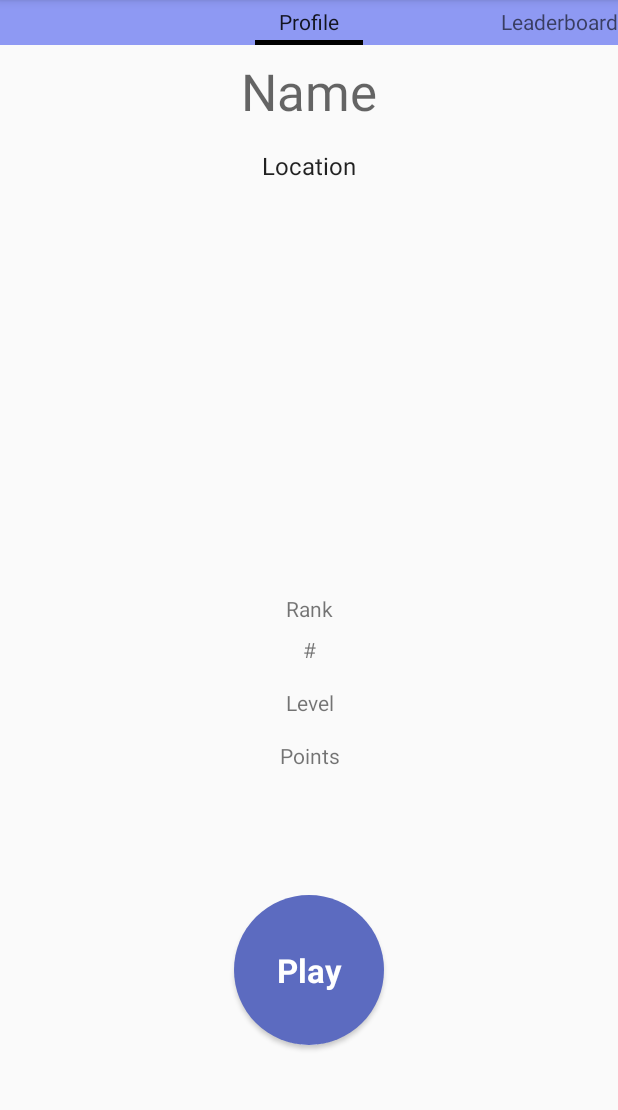
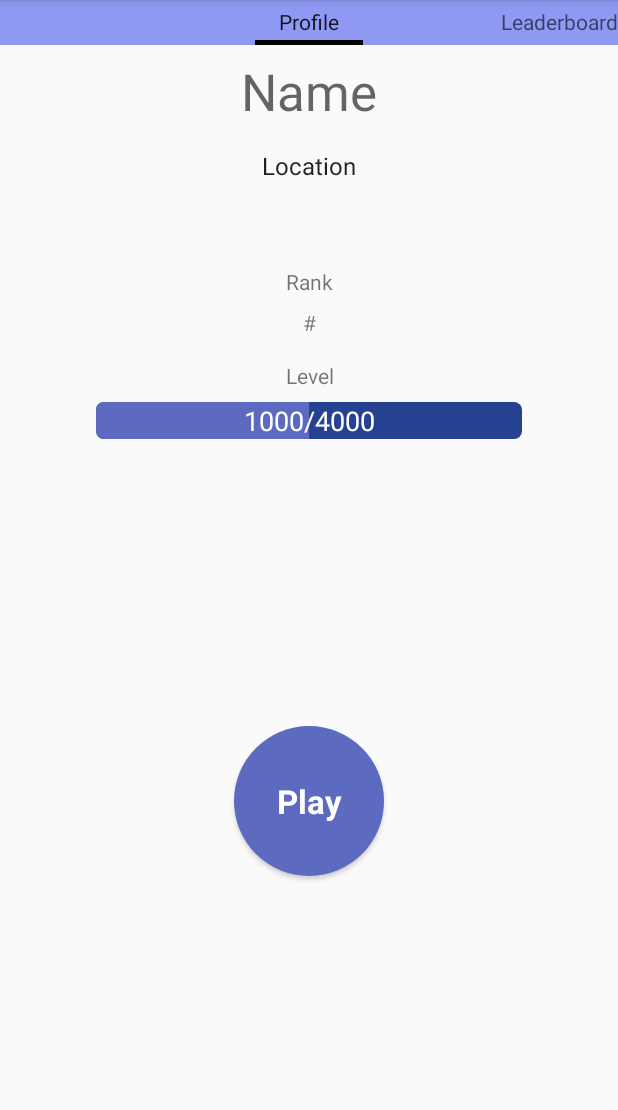
Before and after one commit to djeastm/triple_trivia, an Android app: the ProfileFragment screen opened directly, with no data from a screen before it, on a phone screen of 412 x 824 dp, the part 72-1182 px from its top. Run offline under Robolectric (Android 15) with nearby library versions, the phone set to English and light mode, and no system bars; 11 statements that could not run were skipped.

Commit message:
Add ProgressBar to profile page, as well

```diff
--- a/app/src/main/java/com/davidjeastman/tufftrivia/ProfileFragment.java
+++ b/app/src/main/java/com/davidjeastman/tufftrivia/ProfileFragment.java
@@ -7,6 +7,7 @@ import android.view.LayoutInflater;
 import android.view.View;
 import android.view.ViewGroup;
 import android.widget.Button;
+import android.widget.ProgressBar;
 import android.widget.TextView;
 
 /**
@@ -17,11 +18,14 @@ public class ProfileFragment extends Fragment {
 
     private static final String TAG = "ProfileFragment";
     private static final String ARG_PROFILE_ID = "profile_id";
+    private static final int TEST_NEXT_LEVEL_PTS = 4000;
+    //stage_end_points_fraction_progress_bar
 
     private Profile mProfile;
     private TextView mNameField;
     private TextView mLocationField;
     private TextView mLevelField;
+    private ProgressBar mNextLevelProgressBar;
     private TextView mPointsField;
     private TextView mRankField;
 
@@ -51,7 +55,9 @@ public class ProfileFragment extends Fragment {
 
         mLevelField = v.findViewById(R.id.profile_level_text_view);
 
-        mPointsField = v.findViewById(R.id.profile_points_text_view);
+        mNextLevelProgressBar = v.findViewById(R.id.profile_points_fraction_progress_bar);
+
+        mPointsField = v.findViewById(R.id.profile_points_fraction_text_view);
 
         mRankField = v.findViewById(R.id.profile_rank_text_view);
 
@@ -82,8 +88,10 @@ public class ProfileFragment extends Fragment {
         getResources().getString(R.string.profile_level_text, mProfile.getLevel());
         mLevelField.setText(getResources()
                 .getString(R.string.profile_level_text, mProfile.getLevel()));
-        mPointsField.setText(String.valueOf(mProfile.getPoints())
-                + " " + getResources().getString(R.string.profile_points_label));
+        mNextLevelProgressBar
+                .setProgress((int)(((double) mProfile.getPoints()/TEST_NEXT_LEVEL_PTS)*100));
+        mPointsField
+                .setText(getString(R.string.points_fraction, mProfile.getPoints(), TEST_NEXT_LEVEL_PTS));
         mRankField.setText(String.valueOf(mProfile.getRank()));
     }
 }
--- a/app/src/main/res/layout/fragment_profile.xml
+++ b/app/src/main/res/layout/fragment_profile.xml
@@ -1,7 +1,6 @@
 <?xml version="1.0" encoding="utf-8"?>
 <android.support.constraint.ConstraintLayout xmlns:android="http://schemas.android.com/apk/res/android"
                                              xmlns:app="http://schemas.android.com/apk/res-auto"
-                                             xmlns:tools="http://schemas.android.com/tools"
                                              android:orientation="vertical"
                                              android:layout_margin="16dp"
                                              android:layout_width="match_parent"
@@ -23,6 +22,7 @@
         android:layout_marginBottom="8dp"
         android:layout_marginStart="24dp"
         />
+
     <TextView
         android:id="@+id/profile_location_text_view"
         android:text="@string/profile_location_label"
@@ -94,26 +94,42 @@
         android:gravity="center"
         app:layout_constraintTop_toBottomOf="@+id/profile_rank_text_view"
         app:layout_constraintRight_toRightOf="parent"
-        app:layout_constraintBottom_toTopOf="@+id/profile_points_text_view"
+        app:layout_constraintBottom_toTopOf="@+id/profile_points_fraction_progress_bar"
         app:layout_constraintLeft_toLeftOf="parent"
         android:layout_marginTop="8dp"
         android:layout_marginEnd="24dp"
         android:layout_marginBottom="8dp"
         android:layout_marginStart="24dp"
         />
-    <TextView
-        android:id="@+id/profile_points_text_view"
-        android:text="@string/profile_points_label"
+
+    <include
+        layout="@layout/progressbar_points_fraction"
+        android:id="@+id/profile_points_fraction_progress_bar"
         android:layout_width="0dp"
-        android:layout_height="wrap_content"
-        android:gravity="center"
+        android:layout_height="0dp"
         app:layout_constraintTop_toBottomOf="@+id/profile_level_text_view"
         app:layout_constraintRight_toRightOf="parent"
         app:layout_constraintBottom_toTopOf="@+id/play_button_container"
         app:layout_constraintLeft_toLeftOf="parent"
+        android:layout_marginTop="0dp"
+        android:layout_marginEnd="64dp"
+        android:layout_marginStart="64dp"
+        android:layout_marginBottom="8dp"/>
+
+    <TextView
+        android:id="@+id/profile_points_fraction_text_view"
+        android:text="1000/4000"
+        android:textColor="@color/white"
+        android:layout_width="0dp"
+        android:layout_height="wrap_content"
+        android:gravity="center"
+        android:textAppearance="@style/TextAppearance.AppCompat.Medium"
+        android:textAlignment="center"
+        app:layout_constraintTop_toBottomOf="@+id/profile_level_text_view"
+        app:layout_constraintRight_toRightOf="parent"
+        app:layout_constraintLeft_toLeftOf="parent"
         android:layout_marginTop="8dp"
         android:layout_marginEnd="24dp"
-        android:layout_marginBottom="4dp"
         android:layout_marginStart="24dp"
         />
 
@@ -121,7 +137,7 @@
         android:id="@+id/play_button_container"
         android:layout_width="0dp"
         android:layout_height="0dp"
-        app:layout_constraintTop_toBottomOf="@+id/profile_points_text_view"
+        app:layout_constraintTop_toBottomOf="@+id/profile_points_fraction_text_view"
         app:layout_constraintRight_toRightOf="parent"
         app:layout_constraintBottom_toBottomOf="parent"
         app:layout_constraintLeft_toLeftOf="parent"
--- /dev/null
+++ b/app/src/main/res/layout/progressbar_points_fraction.xml
@@ -0,0 +1,8 @@
+<?xml version="1.0" encoding="utf-8"?>
+<ProgressBar
+    xmlns:android="http://schemas.android.com/apk/res/android"
+    style="@android:style/Widget.ProgressBar.Horizontal"
+    android:progress="50"
+    android:progressTint="@color/mediumBlue"
+    android:progressBackgroundTint="@color/darkBlue"
+    />
```
Also changed, not shown: app/src/main/java/com/davidjeastman/tufftrivia/StageEndFragment.java (+6 -3 lines), app/src/main/res/layout/fragment_stage_end.xml (+19 -6 lines), app/src/main/res/values/styles.xml (+1 -13 lines), 1 other file.
